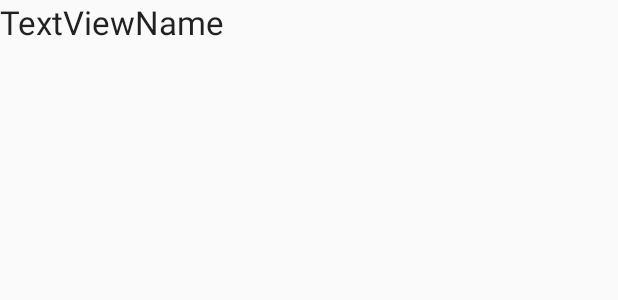
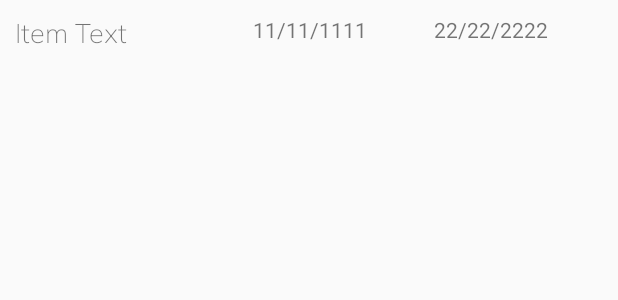
Before and after one commit to rchristoph/UniGoesAgile, an Android app: the layout stages.xml on its own in the app's theme, with its tools: preview values and no code run, on a phone screen of 412 x 824 dp. Shown: the top 300 px of the screen. Run offline under Robolectric (Android 15) with nearby library versions, the phone set to English and light mode, and no system bars.

Commit message:
Fixed Stages-Bug
---

```diff
--- a/app/src/main/java/com/Info_DH/sgru_rchr/UniversityGoesAgile/StageAdapter.kt
+++ b/app/src/main/java/com/Info_DH/sgru_rchr/UniversityGoesAgile/StageAdapter.kt
@@ -16,10 +16,15 @@ class StageAdapter(val mCtx: Context, val layoutResId: Int, val stageList: List<
         val view: View = layoutInflater.inflate(layoutResId, null)
 
         val textViewName = view.findViewById<TextView>(R.id.TextViewName)
+        val showStart1 = view.findViewById<TextView>(R.id.start1)
+        val showEnd1 = view.findViewById<TextView>(R.id.end1)
 
         val stage = stageList[position]
 
         textViewName.text = stage.stageName
+        showStart1.text = stage.phasenBeginn
+        showEnd1.text = stage.phasenEnde
+
 
         return view
     }
--- a/app/src/main/res/layout/activity_set_stages.xml
+++ b/app/src/main/res/layout/activity_set_stages.xml
@@ -77,8 +77,8 @@
             app:layout_constraintBottom_toBottomOf="parent" android:layout_marginTop="8dp"
             app:layout_constraintTop_toBottomOf="@+id/showEnd" app:layout_constraintVertical_bias="0.104"/>
     <ListView
-            android:layout_width="395dp"
-            android:layout_height="194dp" android:layout_marginTop="8dp"
+            android:layout_width="394dp"
+            android:layout_height="151dp" android:layout_marginTop="8dp"
             app:layout_constraintTop_toBottomOf="@+id/addStage" app:layout_constraintStart_toStartOf="parent"
             android:layout_marginStart="8dp" app:layout_constraintEnd_toEndOf="parent" android:layout_marginEnd="8dp"
             android:layout_marginBottom="8dp" app:layout_constraintBottom_toBottomOf="parent"
--- a/app/src/main/res/layout/stages.xml
+++ b/app/src/main/res/layout/stages.xml
@@ -1,14 +1,25 @@
-<?xml version="1.0" encoding="utf-8"?>
-<LinearLayout xmlns:android="http://schemas.android.com/apk/res/android"
-              android:orientation="vertical"
-             xmlns:app="http://schemas.android.com/apk/res-auto" xmlns:tools="http://schemas.android.com/tools" android:layout_width="match_parent"
-             android:layout_height="match_parent">
-
+<RelativeLayout xmlns:android="http://schemas.android.com/apk/res/android"
+                xmlns:app="http://schemas.android.com/apk/res-auto"
+                xmlns:tools="http://schemas.android.com/tools" android:layout_width="match_parent"
+                android:layout_height="wrap_content"
+                android:orientation="horizontal"
+                android:padding="10dp">
     <TextView
-            android:textAppearance="@style/Base.TextAppearance.AppCompat.Large"
-            android:text="TextViewName"
+            android:id="@+id/TextViewName"
             android:layout_width="wrap_content"
             android:layout_height="wrap_content"
-            android:id="@+id/TextViewName"
-            tools:layout_editor_absoluteY="0dp" tools:layout_editor_absoluteX="0dp"/>
-</LinearLayout>
+            android:layout_toEndOf="@+id/chkDone"
+            android:layout_toRightOf="@+id/chkDone"
+            android:text="Item Text"
+
+            android:fontFamily="@font/muli_extralight" android:textSize="18sp"/>
+    <TextView
+            android:text="11/11/1111"
+            android:layout_height="wrap_content" android:id="@+id/start1" android:layout_width="wrap_content"
+            android:layout_toEndOf="@+id/TextViewName" android:layout_marginStart="84dp"/>
+    <TextView
+            android:text="22/22/2222"
+            android:layout_width="87dp"
+            android:layout_height="wrap_content" android:id="@+id/end1" android:layout_alignParentEnd="true"
+            android:layout_marginEnd="25dp" android:layout_toEndOf="@+id/textView6" android:layout_marginStart="27dp"/>
+</RelativeLayout>
```
Also changed, not shown: app/src/main/AndroidManifest.xml (+4 -4 lines), app/src/main/java/com/Info_DH/sgru_rchr/UniversityGoesAgile/Stage.kt (+11 -4 lines), app/src/main/java/com/Info_DH/sgru_rchr/UniversityGoesAgile/setStages.kt (+28 -26 lines), app/src/main/java/com/Info_DH/sgru_rchr/UniversityGoesAgile/Task.kt (line endings or trailing spaces).
